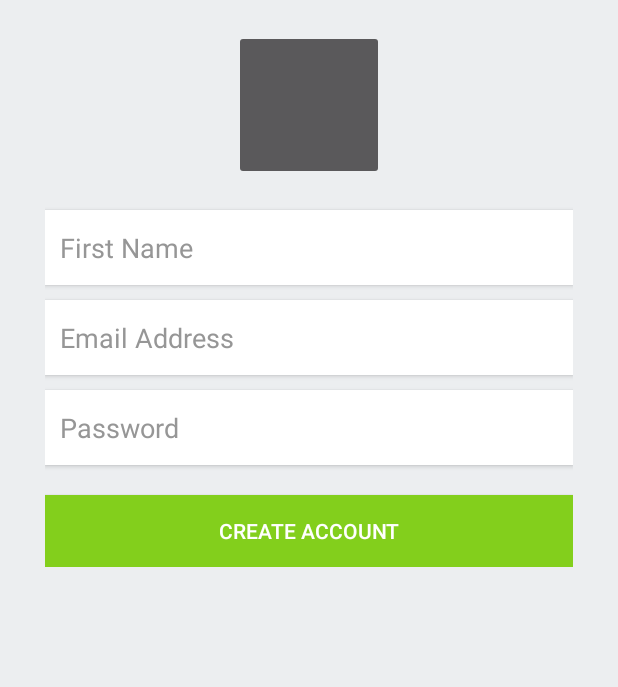
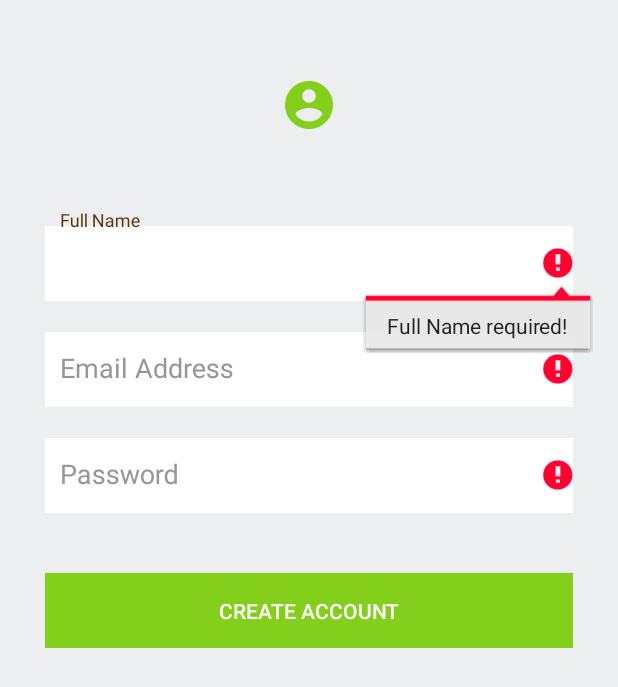
Before and after one commit to MrkFrnndz/PinPoint, an Android app: the SignupActivity screen opened directly, with no data from a screen before it, after a tap on "CREATE ACCOUNT", on a phone screen of 412 x 824 dp. Shown: the top 687 px of the screen. Run offline under Robolectric (Android 15) with nearby library versions, the phone set to English and light mode, and no system bars; our stand-ins replace Firebase (no records; nobody signed in at launch, a user with empty details on screens opened directly); pictures from the network do not load.

Commit message:
-Login and Signup validation. -Login and Signup TextInputLayout.

```diff
--- a/app/build.gradle
+++ b/app/build.gradle
@@ -10,6 +10,7 @@ android {
         targetSdkVersion 23
         versionCode 1
         versionName "1.0"
+        multiDexEnabled true
     }
     buildTypes {
         release {
--- a/app/src/main/java/com/example/markfernandez/pinpoint/SignupActivity.java
+++ b/app/src/main/java/com/example/markfernandez/pinpoint/SignupActivity.java
@@ -4,6 +4,7 @@ import android.app.ProgressDialog;
 import android.content.Intent;
 import android.net.Uri;
 import android.support.annotation.NonNull;
+import android.support.design.widget.TextInputLayout;
 import android.support.v7.app.AppCompatActivity;
 import android.os.Bundle;
 import android.text.TextUtils;
@@ -17,6 +18,7 @@ import com.example.markfernandez.pinpoint.model.UserProfile;
 import com.google.android.gms.tasks.OnCompleteListener;
 import com.google.android.gms.tasks.OnSuccessListener;
 import com.google.android.gms.tasks.Task;
+import com.google.android.gms.vision.text.Text;
 import com.google.firebase.auth.AuthResult;
 import com.google.firebase.auth.FirebaseAuth;
 import com.google.firebase.auth.FirebaseUser;
@@ -28,10 +30,9 @@ import com.google.firebase.storage.UploadTask;
 
 public class SignupActivity extends AppCompatActivity implements View.OnClickListener{
     private ImageButton ibSelectImage;
-    private EditText etFullname;
-    private EditText etEmailAddress;
-    private EditText etPassword;
+    private EditText etFullname,etEmailAddress,etPassword;
     private Button btnCreateAccount;
+    private TextInputLayout txtTIL1,txtTIL2,txtTIL3;
 
     private ProgressDialog progressDialog;
 
@@ -45,6 +46,7 @@ public class SignupActivity extends AppCompatActivity implements View.OnClickLis
     private static final int GALLERY_REQUEST = 1;
     private StorageReference mStorage;
 
+
     @Override
     protected void onCreate(Bundle savedInstanceState) {
         super.onCreate(savedInstanceState);
@@ -56,6 +58,9 @@ public class SignupActivity extends AppCompatActivity implements View.OnClickLis
         mStorage = FirebaseStorage.getInstance().getReference();
 
         ibSelectImage = (ImageButton) findViewById(R.id.imageSelect);
+        txtTIL1 = (TextInputLayout)findViewById(R.id.txt_input1);
+        txtTIL2 = (TextInputLayout)findViewById(R.id.txt_input2);
+        txtTIL3 = (TextInputLayout)findViewById(R.id.txt_input3);
         etFullname = (EditText)findViewById(R.id.editTextFullName);
         etEmailAddress = (EditText)findViewById(R.id.editTextEmail);
         etPassword = (EditText)findViewById(R.id.editTextPassword);
@@ -77,22 +82,31 @@ public class SignupActivity extends AppCompatActivity implements View.OnClickLis
 
 
     private void registerUser() {
+        boolean isValid = true;
 
         fname = etFullname.getText().toString().trim();
-
         String email = etEmailAddress.getText().toString().trim();
         String password = etPassword.getText().toString().trim();
 
+        //FULLNAME VALIDATION
+        if(TextUtils.isEmpty(fname)){
+            etFullname.setError("Full Name required!");
+            isValid = false;
+        }else{txtTIL1.setErrorEnabled(false);}
+        //EMAIL VALIDATION
+        if(TextUtils.isEmpty(email)){
+            etEmailAddress.setError("Email is required!");
+            isValid = false;
+        }else{txtTIL1.setErrorEnabled(false);}
+        //PASSWORD VALIDATION
+        if( TextUtils.isEmpty(password)){
+            etPassword.setError("Password is required!");
+            isValid = false;
+        }else if(password.length() <= 5){
+            etPassword.setError("Minimum of 6 characters!");
+        }else{txtTIL1.setErrorEnabled(false);}
 
-        if(TextUtils.isEmpty(fname) || TextUtils.isEmpty(email) || TextUtils.isEmpty(password)){
-            Toast.makeText(this,"Please Complete the fields above", Toast.LENGTH_SHORT).show();
-            return;
-        }
-        if(password.length() <= 5){
-            Toast.makeText(this,"Password should not be less than 5 characters.", Toast.LENGTH_SHORT).show();
-            return;
-        }
-
+        if(isValid){
             progressDialog.setMessage("Registering account...");
             progressDialog.show();
 
@@ -111,6 +125,9 @@ public class SignupActivity extends AppCompatActivity implements View.OnClickLis
                             progressDialog.dismiss();
                         }
                     });
+        }
+
+
     }
 
     private void saveProfile()
--- a/app/src/main/res/layout/activity_signup.xml
+++ b/app/src/main/res/layout/activity_signup.xml
@@ -1,11 +1,11 @@
 <?xml version="1.0" encoding="utf-8"?>
-<RelativeLayout xmlns:android="http://schemas.android.com/apk/res/android"
+<LinearLayout
+    xmlns:android="http://schemas.android.com/apk/res/android"
     xmlns:tools="http://schemas.android.com/tools"
     android:background="@color/colorBackground"
-    android:layout_width="match_parent"
-    android:layout_height="match_parent"
-    tools:context="com.example.markfernandez.pinpoint.SignupActivity">
-    <LinearLayout
+    tools:context="com.example.markfernandez.pinpoint.SignupActivity"
+
+
     android:orientation="vertical"
     android:layout_width="match_parent"
     android:layout_height="wrap_content"
@@ -13,6 +13,7 @@
     android:paddingRight="@dimen/activity_horizontal_margin"
     android:paddingTop="10dp"
     android:layout_alignParentTop="true"
+    android:layout_centerVertical="true"
     android:layout_centerHorizontal="true">
 
     <ImageButton
@@ -20,22 +21,39 @@
         android:layout_gravity="center"
         android:layout_width="100dp"
         android:layout_height="100dp"
-            android:id="@+id/imageSelect"/>
+        android:src="@drawable/ic_account_circle_black_36dp"
+        android:id="@+id/imageSelect"
+        android:background="#00ffffff"
+        android:tint="@color/colorPrimary"
+        android:elevation="2dp" />
+
+    <android.support.design.widget.TextInputLayout
+        android:id="@+id/txt_input1"
+        android:layout_width="match_parent"
+        android:layout_height="wrap_content"
+        android:layout_centerHorizontal="true"
+        android:layout_marginTop="10dp"
+        android:textColorHint="#969696">
         <EditText
-            android:layout_marginTop="10dp"
             android:paddingLeft="10dp"
             android:elevation="2dp"
             android:background="@color/colorTextField"
             android:inputType="text"
-            android:hint="First Name"
+            android:hint="Full Name"
             android:id="@+id/editTextFullName"
             android:layout_width="match_parent"
             android:layout_height="50dp"
-            android:textColorHint="#969696"
             android:textColor="#424242" />
+    </android.support.design.widget.TextInputLayout>
 
+    <android.support.design.widget.TextInputLayout
+        android:id="@+id/txt_input2"
+        android:layout_width="match_parent"
+        android:layout_height="wrap_content"
+        android:layout_centerHorizontal="true"
+        android:layout_marginTop="10dp"
+        android:textColorHint="#969696">
         <EditText
-            android:layout_marginTop="10dp"
             android:paddingLeft="10dp"
             android:elevation="2dp"
             android:background="@color/colorTextField"
@@ -44,11 +62,18 @@
             android:id="@+id/editTextEmail"
             android:layout_width="match_parent"
             android:layout_height="50dp"
+            android:textColor="#424242" />
+    </android.support.design.widget.TextInputLayout>
+
+    <android.support.design.widget.TextInputLayout
+        android:id="@+id/txt_input3"
+        android:layout_width="match_parent"
+        android:layout_height="wrap_content"
+        android:layout_centerHorizontal="true"
+        android:layout_marginTop="10dp"
         android:textColorHint="#969696"
-            android:textColor="#424242" />
-
+        android:textColor="#969696">
         <EditText
-            android:layout_marginTop="10dp"
             android:paddingLeft="10dp"
             android:elevation="2dp"
             android:background="@color/colorTextField"
@@ -57,14 +82,15 @@
             android:id="@+id/editTextPassword"
             android:layout_width="match_parent"
             android:layout_height="50dp"
-            android:textColorHint="#969696"
             android:textColor="#424242" />
+    </android.support.design.widget.TextInputLayout>
+
     <Button
             android:id="@+id/buttonCreateAccount"
-            android:layout_marginTop="20dp"
+            android:layout_marginTop="40dp"
             android:background="@color/colorPrimary"
             android:text="Create Account"
             android:layout_width="match_parent"
-            android:layout_height="wrap_content" />
+            android:layout_height="50dp" />
+
 </LinearLayout>
-</RelativeLayout>
```
Also changed, not shown: app/src/main/java/com/example/markfernandez/pinpoint/MainActivity.java (+18 -6 lines), app/src/main/res/layout/activity_main.xml (+22 -14 lines), app/src/main/res/drawable-hdpi/ic_account_circle_black_36dp.png (added), app/src/main/res/drawable-mdpi/ic_account_circle_black_36dp.png (added), app/src/main/res/drawable-xhdpi/ic_account_circle_black_36dp.png (added), app/src/main/res/drawable-xxhdpi/ic_account_circle_black_36dp.png (added), app/src/main/res/drawable-xxxhdpi/ic_account_circle_black_36dp.png (added). Lines whose indentation alone changed are shown as unchanged.
